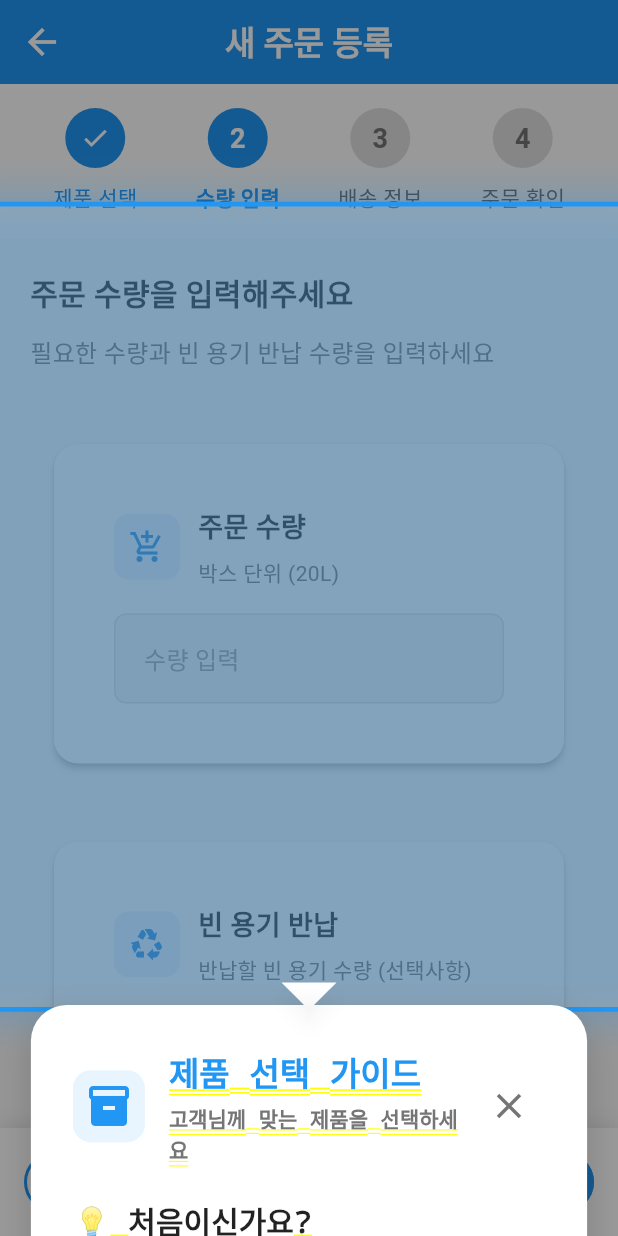
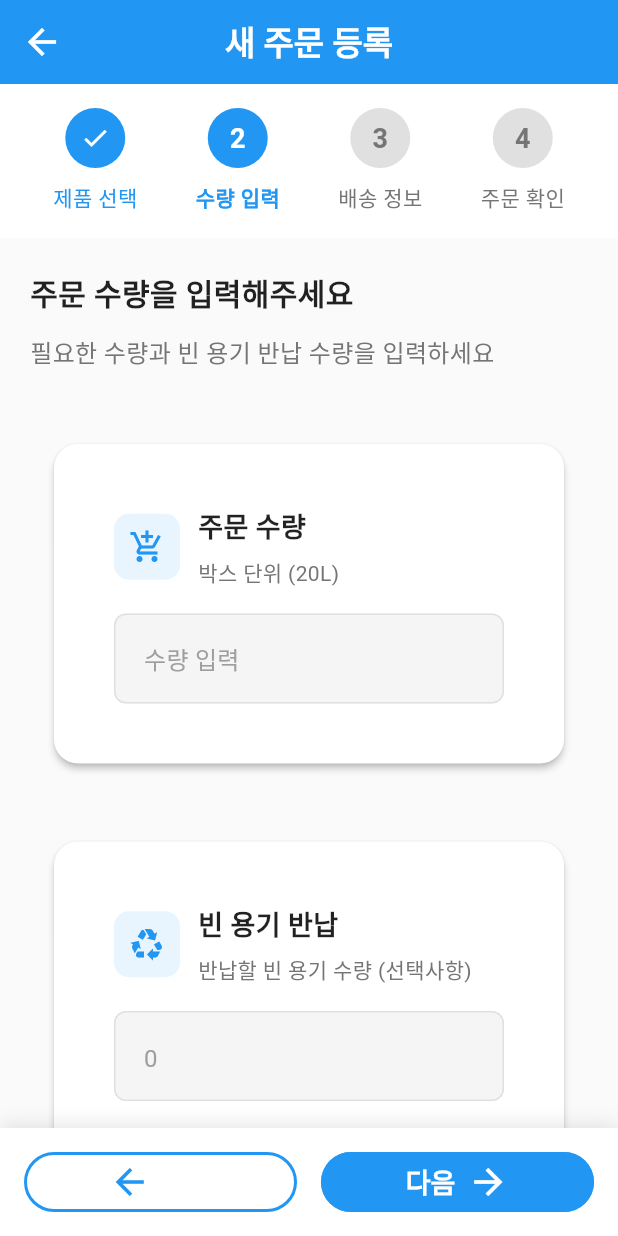
Before and after one commit to hyImmerse/DEF, a Flutter app: the EnhancedOrderCreateScreen screen opened directly, after a tap on "다음", on a phone screen of 412 x 824 dp. Run offline on Flutter 3.47's test engine with Material 3 defaults, Android fonts, the phone set to English and light mode, and no system bars; drawn by our look-alikes of getwidget; our stand-ins replace cached_network_image, connectivity_plus, dartz, dio, firebase_core, firebase_messaging and 13 more; missing offline and left inert: flutter_pdfview, gotrue; accounts and stored records are empty; generated files the repository leaves out were written again; Roboto replaces fonts that are missing (NotoSansKR).

Commit message:
feat: 데모용 온보딩 시스템 임시 비활성화
- enhanced_order_create_screen.dart: OrderOnboardingOverlay와 OrderAdvancedTooltips 임시 비활성화
- order_advanced_tooltips.dart: 사용자 행동 분석 로그 임시 비활성화
- CLAUDE.md: 프로젝트 루트 경로 명시 및 플랫폼별 실행 가이드 추가

데모 완료 후 주석 해제하여 온보딩 시스템 복구 예정

🤖 Generated with [Claude Code](https://claude.ai/code)

Co-Authored-By: Claude <noreply@anthropic.com>

```diff
--- a/def_order_app/lib/features/onboarding/presentation/widgets/order_advanced_tooltips.dart
+++ b/def_order_app/lib/features/onboarding/presentation/widgets/order_advanced_tooltips.dart
@@ -24,8 +24,8 @@ class OrderAdvancedTooltips extends ConsumerWidget {
       tooltipConfigs: _buildTooltipConfigs(context, ref),
       baseWaitDuration: const Duration(seconds: 3),
       onBehaviorAnalyzed: (pattern) {
-        // 사용자 행동 패턴 로깅
-        debugPrint('사용자 행동 분석: ${pattern.totalInteractions}번 상호작용');
+        // TODO: 데모를 위해 로깅 임시 비활성화
+        // debugPrint('사용자 행동 분석: ${pattern.totalInteractions}번 상호작용');
         onBehaviorAnalyzed?.call(pattern);
       },
       child: child,
--- a/def_order_app/lib/features/order/presentation/screens/enhanced_order_create_screen.dart
+++ b/def_order_app/lib/features/order/presentation/screens/enhanced_order_create_screen.dart
@@ -57,6 +57,17 @@ class _EnhancedOrderCreateScreenState extends ConsumerState<EnhancedOrderCreateS
   Widget build(BuildContext context) {
     final orderState = ref.watch(orderProvider);
 
+    // TODO: 데모를 위해 온보딩 시스템 임시 비활성화 - 나중에 활성화 필요
+    return Scaffold(
+      backgroundColor: Colors.grey[50],
+      appBar: _buildAppBar(),
+      body: orderState.isLoading
+          ? const Center(child: CircularProgressIndicator())
+          : _buildBody(),
+    );
+
+    /*
+    // 원래 온보딩 코드 (데모 후 복구 예정)
     return OrderOnboardingOverlay(
       onCompleted: () {
         // 온보딩 완료 후 처리
@@ -70,7 +81,8 @@ class _EnhancedOrderCreateScreenState extends ConsumerState<EnhancedOrderCreateS
       child: OrderAdvancedTooltips(
         onBehaviorAnalyzed: (pattern) {
           // 사용자 행동 패턴에 따른 추가 처리 가능
-          debugPrint('주문 화면 사용자 행동: 총 ${pattern.totalInteractions}번 상호작용');
+          // TODO: 데모를 위해 로깅 임시 비활성화
+          // debugPrint('주문 화면 사용자 행동: 총 ${pattern.totalInteractions}번 상호작용');
         },
         child: Scaffold(
           backgroundColor: Colors.grey[50],
@@ -81,6 +93,7 @@ class _EnhancedOrderCreateScreenState extends ConsumerState<EnhancedOrderCreateS
         ),
       ),
     );
+    */
   }
 
   PreferredSizeWidget _buildAppBar() {
```
Also changed, not shown: 1 other file.
